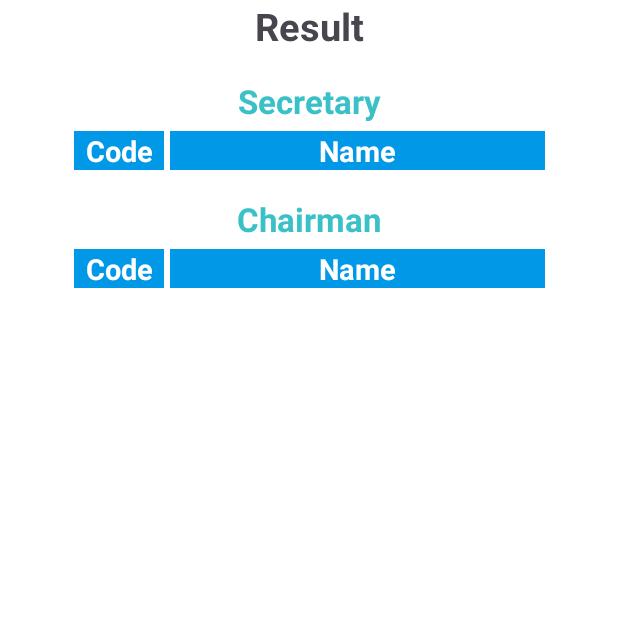
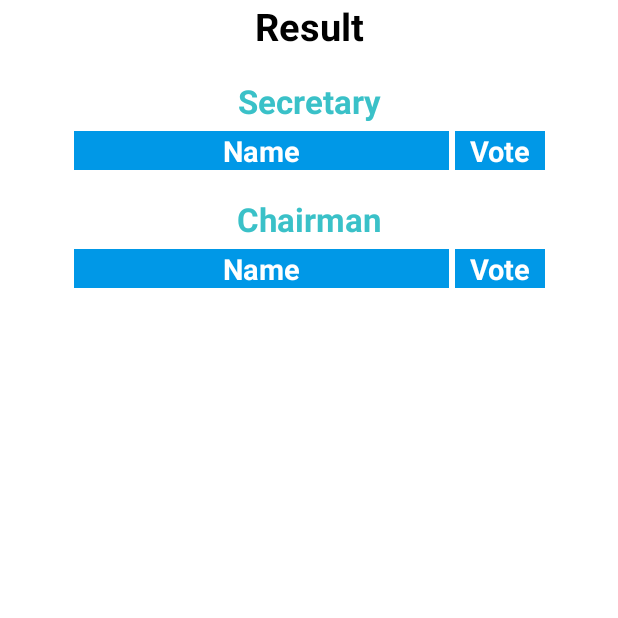
Before and after one commit to MegalosVigneswaran/Digital-Democracy, an Android app: the ViewResult screen opened directly, with no data from a screen before it, on a phone screen of 412 x 824 dp, the top half of it. Run offline under Robolectric (Android 15) with nearby library versions, the phone set to English and light mode, and no system bars.

Commit message:
UI bug fix

```diff
--- a/application/app/src/main/res/layout/activity_view_result.xml
+++ b/application/app/src/main/res/layout/activity_view_result.xml
@@ -19,6 +19,7 @@
             android:text="Result"
             android:textSize="25dp"
             android:textStyle="bold"
+            android:textColor="@color/black"
             app:layout_constraintStart_toStartOf="parent"
             app:layout_constraintEnd_toEndOf="parent"></TextView>
 
@@ -65,10 +66,10 @@
                 android:layout_height="wrap_content">
 
                 <TextView
-                    android:layout_width="60dp"
+                    android:layout_width="250dp"
                     android:layout_height="wrap_content"
                     android:layout_marginRight="4dp"
-                    android:text="Code"
+                    android:text="Name"
                     android:gravity="center"
                     android:textSize="19dp"
                     android:textColor="@color/white"
@@ -76,9 +77,9 @@
                     android:textStyle="bold" />
 
                 <TextView
-                    android:layout_width="250dp"
+                    android:layout_width="60dp"
                     android:layout_height="wrap_content"
-                    android:text="Name"
+                    android:text="Vote"
                     android:gravity="center"
                     android:textColor="@color/white"
                     android:background="#0098E7"
@@ -118,10 +119,10 @@
                 android:layout_height="wrap_content">
 
                 <TextView
-                    android:layout_width="60dp"
+                    android:layout_width="250dp"
                     android:layout_height="wrap_content"
                     android:layout_marginRight="4dp"
-                    android:text="Code"
+                    android:text="Name"
                     android:gravity="center"
                     android:textSize="19dp"
                     android:textColor="@color/white"
@@ -129,9 +130,9 @@
                     android:textStyle="bold" />
 
                 <TextView
-                    android:layout_width="250dp"
+                    android:layout_width="60dp"
                     android:layout_height="wrap_content"
-                    android:text="Name"
+                    android:text="Vote"
                     android:gravity="center"
                     android:textColor="@color/white"
                     android:background="#0098E7"
```
